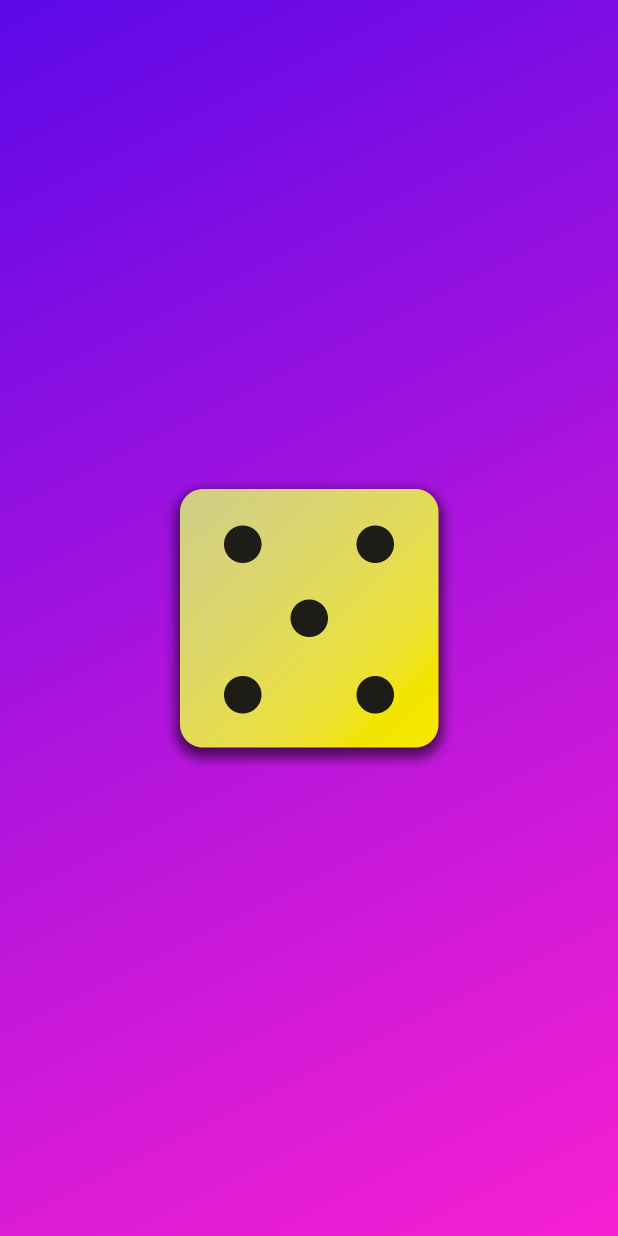
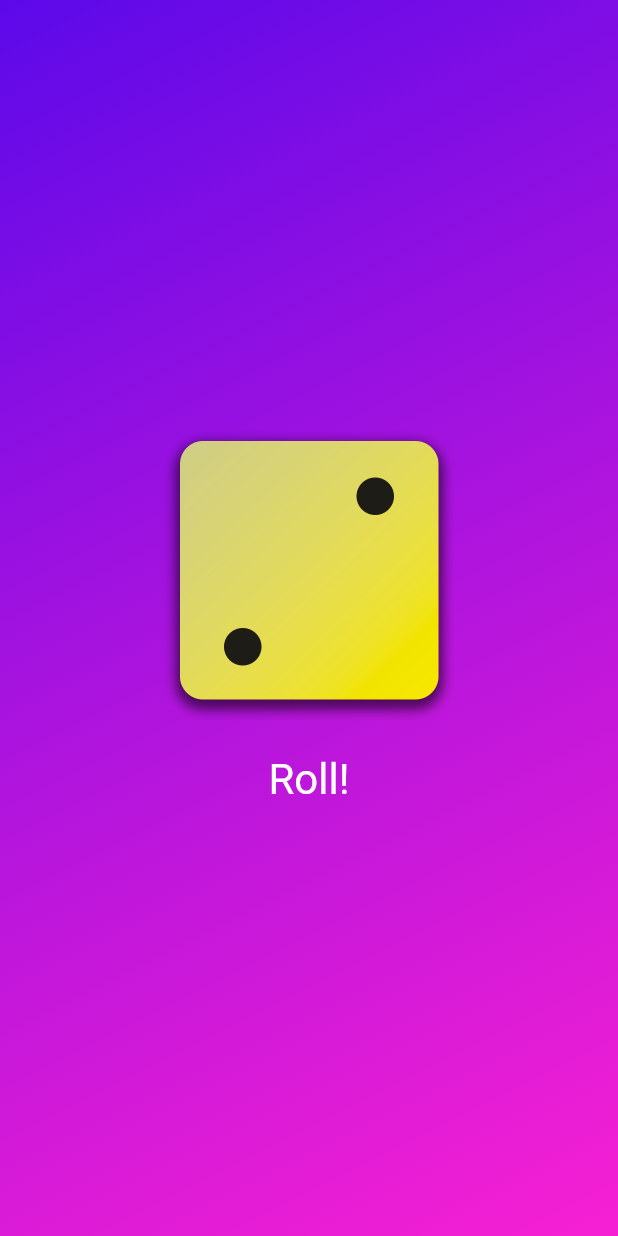
Before and after one commit to amadejsky/Mobile, a Flutter app: the screen it shows after launch, on a phone screen of 412 x 824 dp. Run offline on Flutter 3.47's test engine with Material 3 defaults, Android fonts, the phone set to English and light mode, and no system bars.

Commit message:
Roll a dice App, random number generator, Random() tool optimalization, dynamic change of State

```diff
--- /dev/null
+++ b/flutter_dart/first_app/lib/dice_roller.dart
@@ -0,0 +1,46 @@
+import 'package:flutter/material.dart';
+import 'dart:math';
+final randomizer = Random();
+class DiceRoller extends StatefulWidget{
+  const DiceRoller({super.key});
+  @override
+  State<DiceRoller> createState(){
+    return _DiceRolleState();
+  }
+}
+
+class _DiceRolleState extends State<DiceRoller> {
+   var currentRoll = 2;
+
+
+   void rollDice(){
+    setState((){
+      currentRoll = randomizer.nextInt(6)+1;
+    });
+   }
+  @override
+  Widget build(context){
+    return Column(
+              mainAxisSize: MainAxisSize.min,
+              children: [
+              Image.asset(
+                'assets/images/dice-$currentRoll.png',
+                width: 200,
+            ),
+            const SizedBox(
+              height: 15,
+            ),
+            TextButton(
+              onPressed: rollDice,
+              style: TextButton.styleFrom(foregroundColor: Colors.white,
+              // padding:const EdgeInsets.only(top:15),
+              textStyle: const TextStyle(
+                fontSize: 28,
+
+              )),
+              child:const Text('Roll!')
+              )
+            ]
+            );
+  }
+}
--- a/flutter_dart/first_app/lib/gradient_function.dart
+++ b/flutter_dart/first_app/lib/gradient_function.dart
@@ -1,4 +1,5 @@
 
+import 'package:first_app/dice_roller.dart';
 import 'package:flutter/material.dart';
 
 const startAlign = Alignment.topLeft;
@@ -14,6 +15,8 @@ class GradientFunction extends StatelessWidget {
    final Color color1;
    final Color color2;
 
+
+
   @override
   Widget build(context){
     final stopwatch = Stopwatch()..start();
@@ -25,9 +28,8 @@ class GradientFunction extends StatelessWidget {
               end: endAlign,
             ),
           ),
-          child:  Center(
-            child: Image.asset('assets/images/dice-5.png',
-            width: 200)
+          child: const Center(
+            child: DiceRoller(),
           ),
         );
          stopwatch.stop();
```
